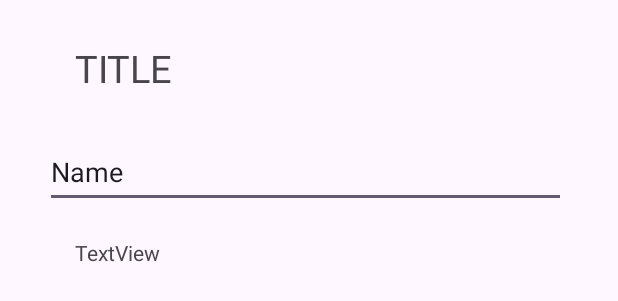
After one commit to MaksimEiche33/Android_LR_2, an Android app: the layout fragment_crime.xml on its own in the app's theme, with its tools: preview values and no code run, on a phone screen of 412 x 824 dp. The commit adds this screen. Shown: the top 301 px of the screen. Run offline under Robolectric (Android 15) with nearby library versions, the phone set to English and light mode, and no system bars.

Commit message:
making fragment_crime.xml

```diff
--- a/app/src/main/res/layout/activity_crime.xml
+++ b/app/src/main/res/layout/activity_crime.xml
@@ -6,4 +6,10 @@
     android:layout_height="match_parent"
     tools:context=".CrimeActivity">
 
+    <FrameLayout
+        xmlns:android="http://schemas.android.com/apk/res/android"
+        android:id="@+id/fragment_container"
+        android:layout_width="match_parent"
+        android:layout_height="match_parent" />
+
 </androidx.constraintlayout.widget.ConstraintLayout>
--- /dev/null
+++ b/app/src/main/res/layout/fragment_crime.xml
@@ -0,0 +1,49 @@
+<?xml version="1.0" encoding="utf-8"?>
+<androidx.constraintlayout.widget.ConstraintLayout xmlns:android="http://schemas.android.com/apk/res/android"
+    xmlns:app="http://schemas.android.com/apk/res-auto"
+    xmlns:tools="http://schemas.android.com/tools"
+    android:layout_width="match_parent"
+    android:layout_height="match_parent">
+
+
+    <TextView
+        android:id="@+id/textView"
+        android:layout_width="wrap_content"
+        android:layout_height="wrap_content"
+        android:layout_marginStart="50dp"
+        android:layout_marginTop="28dp"
+        android:text="@string/crime_title_label"
+        android:textSize="25dp"
+        app:layout_constraintEnd_toEndOf="parent"
+        app:layout_constraintHorizontal_bias="0.0"
+        app:layout_constraintStart_toStartOf="parent"
+        app:layout_constraintTop_toTopOf="parent" />
+
+    <EditText
+        android:id="@+id/crime_title"
+        android:layout_width="347dp"
+        android:layout_height="48dp"
+        android:layout_marginStart="30dp"
+        android:layout_marginTop="28dp"
+        android:layout_marginEnd="30dp"
+        android:ems="10"
+        android:inputType="text"
+        android:text="Name"
+        android:hint="@string/crime_title_hint"
+        app:layout_constraintEnd_toEndOf="parent"
+        app:layout_constraintHorizontal_bias="0.0"
+        app:layout_constraintStart_toStartOf="parent"
+        app:layout_constraintTop_toBottomOf="@+id/textView" />
+
+    <TextView
+        android:id="@+id/textView2"
+        android:layout_width="wrap_content"
+        android:layout_height="wrap_content"
+        android:layout_marginStart="50dp"
+        android:layout_marginTop="96dp"
+        android:text="TextView"
+        app:layout_constraintEnd_toEndOf="parent"
+        app:layout_constraintHorizontal_bias="0.0"
+        app:layout_constraintStart_toStartOf="parent"
+        app:layout_constraintTop_toBottomOf="@+id/textView" />
+</androidx.constraintlayout.widget.ConstraintLayout>
--- a/app/src/main/res/values/strings.xml
+++ b/app/src/main/res/values/strings.xml
@@ -1,3 +1,7 @@
 <resources>
     <string name="app_name">CriminalIntent</string>
+    <string name="crime_title_hint">Enter a title for the crime.</string>
+    <string name="crime_title_label">TITLE</string>
+    <string name="crime_details_label">Details</string>
+    <string name="crime_solved_label">Solved</string>
 </resources>
```
Also changed, not shown: app/src/main/java/mai/team2/android_lr_2/Crime.java (+28 -6 lines).
